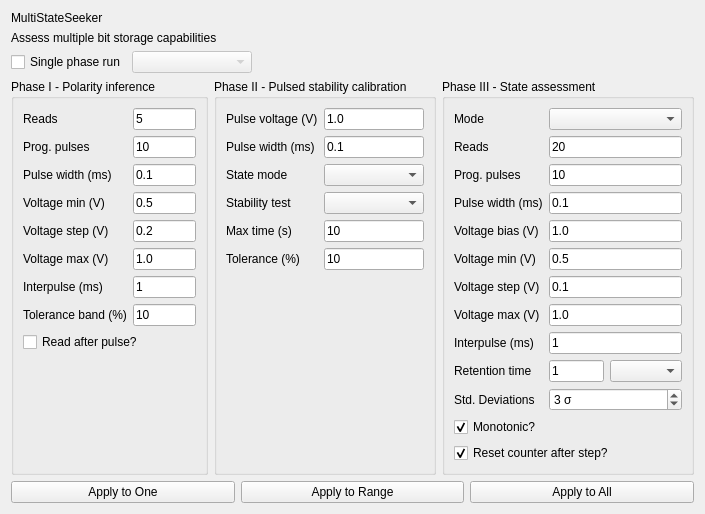
Above: uis/mss.ui from arc-instruments/arc1_pyqt before the change. Below: the same form after it.
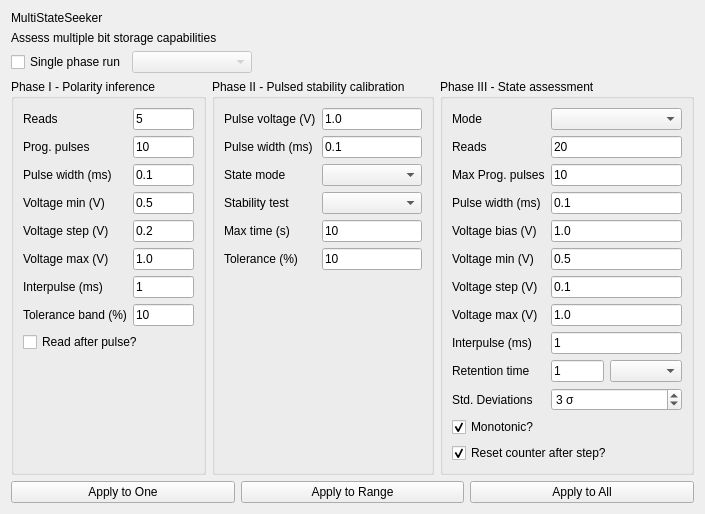
That is the form after the change.

Commit message: Programming pulses is now the maximum number of pulses

```diff
--- a/uis/mss.ui
+++ b/uis/mss.ui
@@ -529,7 +529,7 @@
       <item row="2" column="0">
        <widget class="QLabel" name="progPulsesLabel">
         <property name="text">
-         <string>Prog. pulses</string>
+         <string>Max Prog. pulses</string>
         </property>
        </widget>
       </item>
```
